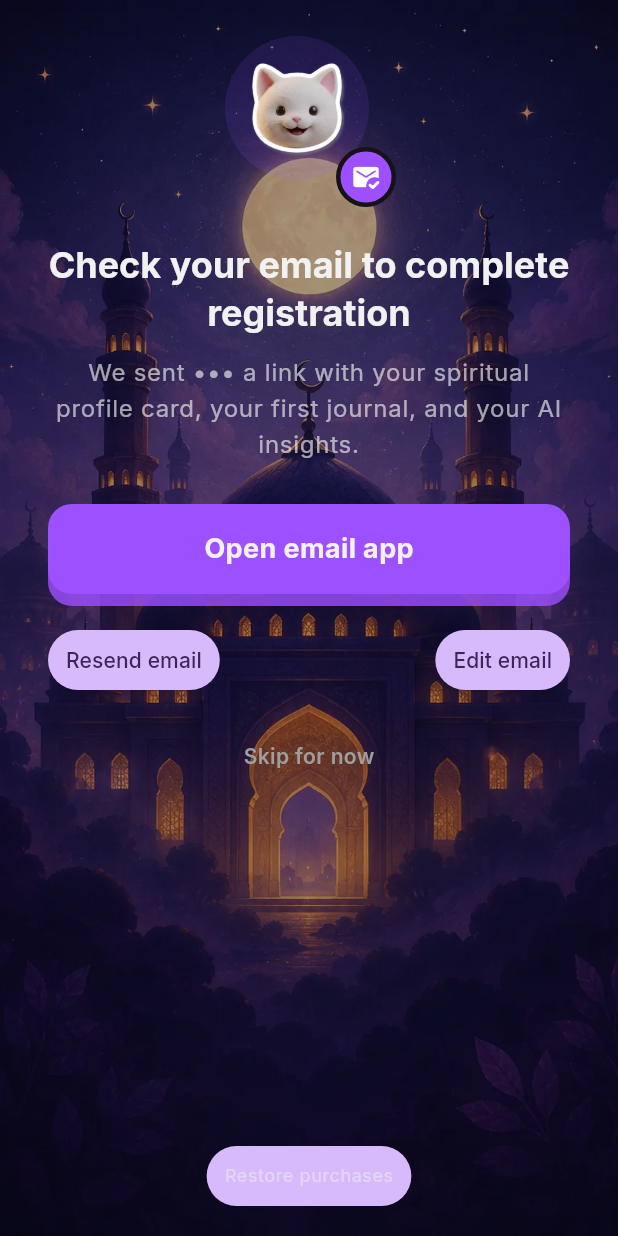
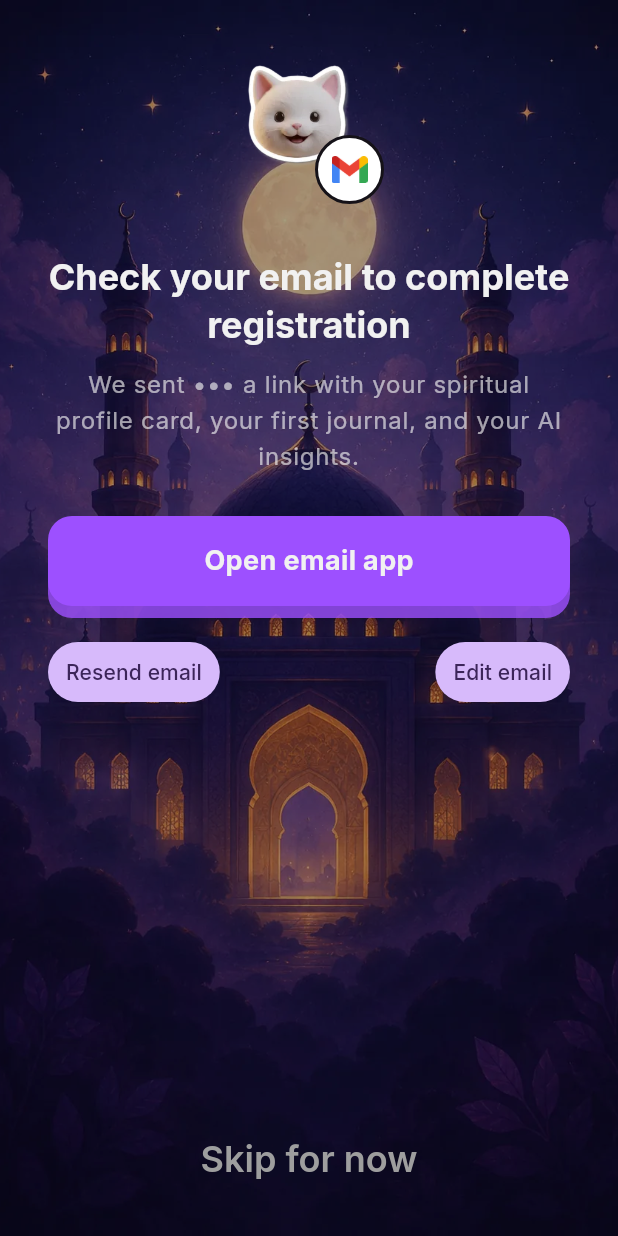
Before and after one commit to tauqeer1040/ramadanreminders, a Flutter app: the EmailGateScreen screen opened directly, on a phone screen of 412 x 824 dp. Run offline on Flutter 3.47's test engine with Material 3 defaults, Android fonts, the phone set to English and light mode, and no system bars; our stand-ins replace adhan, audioplayers, confetti, firebase_analytics, firebase_auth, firebase_core and 18 more; missing offline and left inert: cryptography, dart:js, dart:js_interop, dart:js_util, flutter_confetti, flutter_inapp_purchase and 6 more; accounts and stored records are empty; network calls fail.

Commit message:
feat: confirm-registration buttons, Gmail badge, splash.gif, gate polish
- Profile + About: Get Max replaced by Confirm registration (white +
  rainbow border), opens step-19 route while minting Resend email instantly
- Check-email: Gmail M badge overlapping mascot face, Resend/Edit to corners,
  grey bottom skip, restore removed, hideSkip support in email gate
- Splash: splash.gif only (drop webp/webm), Gmail-first mail open with
  package-visibility queries + resilient native launch

```diff
--- a/lib/components/onboarding/check_email_page.dart
+++ b/lib/components/onboarding/check_email_page.dart
@@ -29,6 +29,10 @@
   /// Overrides the skip button label (default "Continue without email…").
   final String? skipLabel;
 
+  /// Hides the inline skip row so the host can render its own
+  /// (e.g. bigger, pinned to the bottom).
+  final bool hideSkip;
+
   const CheckEmailScreen({
     super.key,
     required this.email,
@@ -38,6 +42,7 @@
     this.onSkip,
     this.title,
     this.skipLabel,
+    this.hideSkip = false,
   });
 
   @override
@@ -234,21 +239,16 @@
         children: [
           const SizedBox(height: 24),
           SizedBox(
-            width: 112,
-            height: 112,
+            width: 120,
+            height: 120,
             child: Stack(
               clipBehavior: Clip.none,
               children: [
-                Container(
-                  width: 96,
-                  height: 96,
-                  decoration: BoxDecoration(
-                    shape: BoxShape.circle,
-                    color: cs.primary.withValues(alpha: 0.12),
-                  ),
-                  child: ClipOval(
+                ClipOval(
                   child: Image.asset(
                     'assets/photos/mascot/face.webp',
+                    width: 104,
+                    height: 104,
                     fit: BoxFit.cover,
                     errorBuilder: (_, __, ___) => Icon(
                       Icons.mark_email_read_rounded,
@@ -257,25 +257,33 @@
                     ),
                   ),
                 ),
-                ),
                 Positioned(
-                  right: -2,
-                  bottom: -2,
+                  right: 10,
+                  bottom: 8,
                   child: Container(
-                    width: 40,
-                    height: 40,
+                    width: 46,
+                    height: 46,
                     decoration: BoxDecoration(
                       shape: BoxShape.circle,
-                      color: cs.primary,
+                      color: Colors.white,
                       border: Border.all(
                         color: cs.surface,
-                        width: 3,
+                        width: 2,
                       ),
                     ),
-                    child: Icon(
+                    child: ClipOval(
+                      child: Padding(
+                        padding: const EdgeInsets.all(9),
+                        child: Image.asset(
+                          'assets/photos/elements/gmail_logo.png',
+                          fit: BoxFit.contain,
+                          errorBuilder: (_, __, ___) => Icon(
                             Icons.mark_email_read_rounded,
-                      color: Colors.white,
-                      size: 20,
+                            color: cs.primary,
+                            size: 22,
+                          ),
+                        ),
+                      ),
                     ),
                   ),
                 ),
@@ -331,12 +339,12 @@
             Padding(
               padding: const EdgeInsets.only(top: 4),
               child: Text(
-                'Waiting for purchase… this screen unlocks automatically.',
+                'Waiting for registration… this screen unlocks automatically.',
                 style: tt.bodySmall?.copyWith(color: cs.onSurface.withValues(alpha: 0.5)),
                 textAlign: TextAlign.center,
               ),
             ),
-          if (!widget.hard && widget.onSkip != null) ...[
+          if (!widget.hideSkip && !widget.hard && widget.onSkip != null) ...[
             const SizedBox(height: 16),
             if (widget.skipLabel != null)
               TextButton(
--- a/lib/components/profilepage.dart
+++ b/lib/components/profilepage.dart
@@ -822,7 +822,7 @@
               Icon(Icons.person_add_rounded, color: Colors.black, size: 20),
               SizedBox(width: 10),
           Text(
-                'Complete registration',
+            'Confirm registration',
             style: TextStyle(
               color: Colors.black,
               fontSize: 16,
@@ -839,10 +839,9 @@
 
   Future<void> _openRegistration() async {
     if (!mounted) return;
-    HapticFeedback.lightImpact();
     final email = _currentUser?.email ?? '';
     if (email.isNotEmpty) return;
-    await showCompleteRegistrationSheet(context);
+    await openConfirmRegistration(context);
     if (mounted) setState(() {});
   }
 
--- a/lib/screens/about_screen.dart
+++ b/lib/screens/about_screen.dart
@@ -248,10 +248,9 @@
   const _SubscribeButton();
 
   Future<void> _openRegistration(BuildContext context) async {
-    HapticFeedback.mediumImpact();
     final email = FirebaseAuth.instance.currentUser?.email ?? '';
     if (email.isNotEmpty) return;
-    await showCompleteRegistrationSheet(context);
+    await openConfirmRegistration(context);
   }
 
   @override
@@ -273,7 +272,7 @@
           Icon(Icons.person_add_rounded, color: Colors.black, size: 22),
           SizedBox(width: 10),
           Text(
-            'Complete registration',
+            'Confirm registration',
             style: TextStyle(
               color: Colors.black,
               fontSize: 16,
--- a/lib/screens/email_gate_screen.dart
+++ b/lib/screens/email_gate_screen.dart
@@ -5,7 +5,6 @@
 import '../components/onboarding/check_email_page.dart';
 import '../core/app_background.dart';
 import '../services/analytics_service.dart';
-import '../services/revenuecat_service.dart';
 import 'main_screen.dart';
 
 /// Shown on every launch until the user subscribes to Max: the same
@@ -49,27 +48,11 @@
     );
   }
 
-  Future<void> _restore() async {
-    HapticFeedback.lightImpact();
+  void _skip() {
     try {
-      final info = await RevenueCatService.instance.restorePurchases();
-      final ok =
-          RevenueCatService.instance.hasActiveEntitlement(info);
-      if (!mounted) return;
-      if (ok) {
-        _goMain();
-      } else {
-        ScaffoldMessenger.of(context).showSnackBar(
-          const SnackBar(content: Text('No purchases found to restore')),
-        );
-      }
-    } catch (_) {
-      if (mounted) {
-        ScaffoldMessenger.of(context).showSnackBar(
-          const SnackBar(content: Text('No purchases found to restore')),
-        );
-      }
-    }
+      AnalyticsService.instance.logEvent('email_gate_skipped');
+    } catch (_) {}
+    _goMain();
   }
 
   @override
@@ -91,30 +74,31 @@
                           email: _email,
                           title:
                               'Check your email to complete registration',
-                          skipLabel: 'Skip for now',
-                          onSkip: () {
-                            try {
-                              AnalyticsService.instance.logEvent(
-                                'email_gate_skipped',
-                              );
-                            } catch (_) {}
-                            _goMain();
-                          },
+                          hideSkip: true,
                           onUnlocked: _goMain,
                         ),
                       ),
                     ),
                     TextButton(
-                      onPressed: _restore,
+                      onPressed: _skip,
+                      style: TextButton.styleFrom(
+                        backgroundColor: Colors.transparent,
+                        shadowColor: Colors.transparent,
+                        surfaceTintColor: Colors.transparent,
+                        padding: const EdgeInsets.symmetric(
+                          horizontal: 24,
+                          vertical: 12,
+                        ),
+                      ),
                       child: Text(
-                        'Restore purchases',
-                        style: tt.bodySmall?.copyWith(
-                          color:
-                              cs.onSurface.withValues(alpha: 0.5),
+                        'Skip for now',
+                        style: tt.headlineSmall?.copyWith(
+                          color: Colors.grey,
+                          fontWeight: FontWeight.w600,
                         ),
                       ),
                     ),
-                    const SizedBox(height: 16),
+                    const SizedBox(height: 24),
                   ],
                 ),
         ),
--- a/lib/screens/splash_screen.dart
+++ b/lib/screens/splash_screen.dart
@@ -54,7 +54,7 @@
 
     WidgetsBinding.instance.addPostFrameCallback((_) {
       try {
-        precacheImage(const AssetImage('assets/splash/gif.webp'), context);
+        precacheImage(const AssetImage('assets/splash/splash.gif'), context);
       } catch (e) {
         debugPrint('[Splash] precache gif failed: $e');
       }
@@ -304,7 +304,7 @@
                 color: Colors.black,
                 child: Center(
                   child: Image.asset(
-                    'assets/splash/gif.webp',
+                    'assets/splash/splash.gif',
                     fit: BoxFit.contain,
                   ),
                 ),
--- a/pubspec.yaml
+++ b/pubspec.yaml
@@ -69,7 +69,8 @@
     - assets/shop/thumbs/
     - assets/shop/full/
     - assets/shop/widget/
-    - assets/splash/
+    # Splash: only splash.gif (no webp/webm variants).
+    - assets/splash/splash.gif
   fonts:
     - family: Amiri
       fonts:
```
Also changed, not shown: lib/components/widgets/complete_registration_sheet.dart (+49 -0 lines), assets/photos/elements/gmail_logo.png (added), 1 other file. Lines whose indentation alone changed are shown as unchanged.
